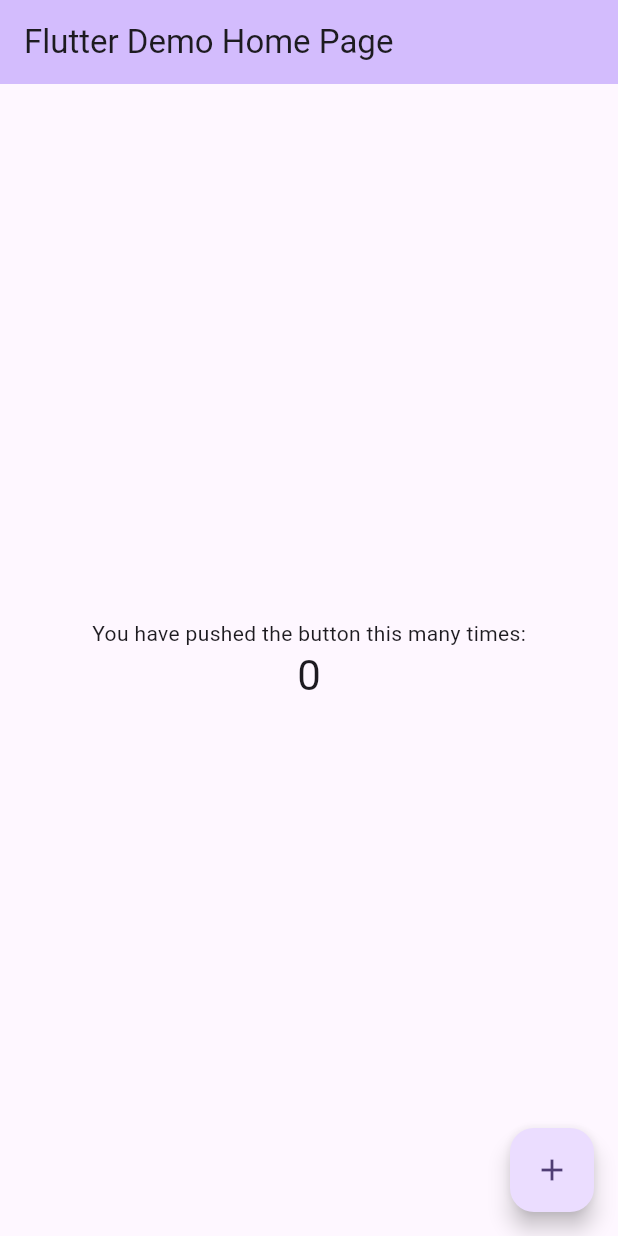
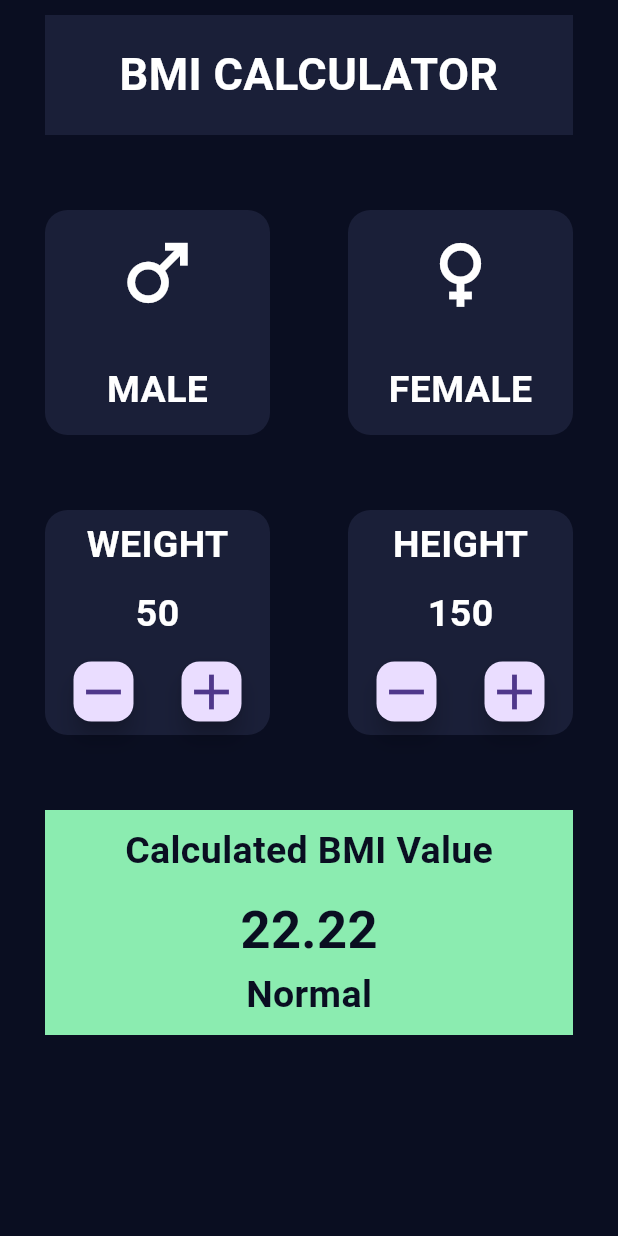
Before and after one commit to Hansani97/bmicalculator, a Flutter app: the screen it shows after launch, on a phone screen of 412 x 824 dp. Run offline on Flutter 3.47's test engine with Material 3 defaults, Android fonts, the phone set to English and light mode, and no system bars.

Commit message:
create BMI calculator

```diff
--- /dev/null
+++ b/lib/Const.dart
@@ -0,0 +1,10 @@
+import 'package:flutter/material.dart';
+
+const kMainColor = Color(0xff0A0E21);
+const kSecondColor = Color(0xff1A1F38);
+const kThirdColor = Color(0xFF2C345F);
+const kboxStyle = TextStyle(
+  fontSize: 25,
+  color: Colors.white,
+  fontWeight: FontWeight.bold,
+);
--- /dev/null
+++ b/lib/calculator.dart
@@ -0,0 +1,302 @@
+import 'package:bmicalculator/Const.dart';
+import 'package:flutter/material.dart';
+
+class BMICalculator extends StatefulWidget {
+  const BMICalculator({super.key});
+
+  @override
+  State<BMICalculator> createState() => _BMICalculatorState();
+}
+
+class _BMICalculatorState extends State<BMICalculator> {
+  int weight = 50;
+  int height = 150;
+
+  late double bmi;
+  late String bmiDisplay;
+  String gender = '';
+
+  @override
+  void initState() {
+    super.initState();
+    bmi = CalculatedBMI(weight, height);
+    bmiDisplay = GetResult(bmi);
+  }
+
+  void updateBMI() {
+    setState(() {
+      bmi = CalculatedBMI(weight, height);
+      bmiDisplay = GetResult(bmi);
+    });
+  }
+
+  @override
+  Widget build(BuildContext context) {
+    return Scaffold(
+      backgroundColor: kMainColor,
+      body: SafeArea(
+        child: SingleChildScrollView(
+          scrollDirection: Axis.vertical,
+          child: Container(
+            padding: const EdgeInsets.symmetric(horizontal: 30, vertical: 10),
+            child: Column(
+              children: [
+                Container(
+                  padding: const EdgeInsets.symmetric(vertical: 18),
+                  color: kSecondColor,
+                  height: 80,
+                  width: double.infinity,
+                  child: const Text(
+                    "BMI CALCULATOR",
+                    textAlign: TextAlign.center,
+                    style: TextStyle(
+                      color: Colors.white,
+                      fontSize: 30,
+                      fontWeight: FontWeight.bold,
+                    ),
+                  ),
+                ),
+                const SizedBox(
+                  height: 50,
+                ),
+                Row(
+                  children: [
+                    GestureDetector(
+                      onTap: () {
+                        setState(() {
+                          gender = 'M';
+                        });
+                      },
+                      child: Container(
+                        width: 150,
+                        height: 150,
+                        decoration: BoxDecoration(
+                          borderRadius: BorderRadius.circular(15),
+                          color: gender == 'M' ? kThirdColor : kSecondColor,
+                        ),
+                        child: const Column(
+                          mainAxisAlignment: MainAxisAlignment.center,
+                          children: [
+                            Icon(
+                              Icons.male,
+                              size: 60,
+                              color: Colors.white,
+                            ),
+                            SizedBox(
+                              height: 30,
+                            ),
+                            Text(
+                              "MALE",
+                              style: kboxStyle,
+                            ),
+                          ],
+                        ),
+                      ),
+                    ),
+                    const Spacer(),
+                    GestureDetector(
+                      onTap: () {
+                        setState(() {
+                          gender = 'F';
+                        });
+                      },
+                      child: Container(
+                        decoration: BoxDecoration(
+                          borderRadius: BorderRadius.circular(15),
+                          color: gender == 'F' ? kThirdColor : kSecondColor,
+                        ),
+                        width: 150,
+                        height: 150,
+                        child: const Column(
+                          mainAxisAlignment: MainAxisAlignment.center,
+                          children: [
+                            Icon(
+                              Icons.female,
+                              size: 60,
+                              color: Colors.white,
+                            ),
+                            SizedBox(
+                              height: 30,
+                            ),
+                            Text("FEMALE", style: kboxStyle),
+                          ],
+                        ),
+                      ),
+                    ),
+                  ],
+                ),
+                const SizedBox(
+                  height: 50,
+                ),
+                Row(
+                  children: [
+                    Container(
+                      padding: const EdgeInsets.symmetric(horizontal: 15),
+                      width: 150,
+                      height: 150,
+                      decoration: BoxDecoration(
+                        borderRadius: BorderRadius.circular(15),
+                        color: kSecondColor,
+                      ),
+                      child: Column(
+                        mainAxisAlignment: MainAxisAlignment.center,
+                        children: [
+                          const Text("WEIGHT", style: kboxStyle),
+                          const SizedBox(
+                            height: 10,
+                          ),
+                          Text("$weight", style: kboxStyle),
+                          const SizedBox(
+                            height: 10,
+                          ),
+                          Row(
+                            children: [
+                              FloatingActionButton.small(
+                                onPressed: () {
+                                  setState(() {
+                                    if (weight > 25) weight--;
+                                    updateBMI();
+                                  });
+                                },
+                                child: const Icon(
+                                  Icons.remove,
+                                  size: 40,
+                                ),
+                              ),
+                              const Spacer(),
+                              FloatingActionButton.small(
+                                onPressed: () {
+                                  setState(() {
+                                    if (weight < 300) weight++;
+                                    updateBMI();
+                                  });
+                                },
+                                child: const Icon(
+                                  Icons.add,
+                                  size: 40,
+                                ),
+                              ),
+                            ],
+                          )
+                        ],
+                      ),
+                    ),
+                    const Spacer(),
+                    Container(
+                      padding: const EdgeInsets.symmetric(horizontal: 15),
+                      width: 150,
+                      height: 150,
+                      decoration: BoxDecoration(
+                        borderRadius: BorderRadius.circular(15),
+                        color: kSecondColor,
+                      ),
+                      child: Column(
+                        mainAxisAlignment: MainAxisAlignment.center,
+                        children: [
+                          const Text("HEIGHT", style: kboxStyle),
+                          const SizedBox(
+                            height: 10,
+                          ),
+                          Text("$height", style: kboxStyle),
+                          const SizedBox(
+                            height: 10,
+                          ),
+                          Row(
+                            children: [
+                              FloatingActionButton.small(
+                                onPressed: () {
+                                  setState(() {
+                                    if (height > 60) height--;
+                                    updateBMI();
+                                  });
+                                },
+                                child: const Icon(
+                                  Icons.remove,
+                                  size: 40,
+                                ),
+                              ),
+                              const Spacer(),
+                              FloatingActionButton.small(
+                                onPressed: () {
+                                  setState(() {
+                                    if (height < 210) height++;
+                                    updateBMI();
+                                  });
+                                },
+                                child: const Icon(
+                                  Icons.add,
+                                  size: 40,
+                                ),
+                              ),
+                            ],
+                          )
+                        ],
+                      ),
+                    ),
+                  ],
+                ),
+                const SizedBox(
+                  height: 50,
+                ),
+                Container(
+                  width: double.infinity,
+                  height: 150,
+                  color: bmiDisplay == "Over Weight"
+                      ? const Color(0xFFFfab1a0)
+                      : bmiDisplay == "Normal"
+                          ? Color(0xFF8BECB0)
+                          : Color(0xFFFffeaa7),
+                  child: Column(
+                    mainAxisAlignment: MainAxisAlignment.center,
+                    children: [
+                      const Text(
+                        "Calculated BMI Value",
+                        style: TextStyle(
+                          fontSize: 25,
+                          color: kMainColor,
+                          fontWeight: FontWeight.bold,
+                        ),
+                      ),
+                      const SizedBox(
+                        height: 10,
+                      ),
+                      Text(
+                        bmi.toStringAsFixed(2),
+                        style: const TextStyle(
+                          fontSize: 35,
+                          color: kMainColor,
+                          fontWeight: FontWeight.bold,
+                        ),
+                      ),
+                      Text(
+                        bmiDisplay,
+                        style: const TextStyle(
+                            fontSize: 25,
+                            color: kMainColor,
+                            fontWeight: FontWeight.bold),
+                      )
+                    ],
+                  ),
+                )
+              ],
+            ),
+          ),
+        ),
+      ),
+    );
+  }
+
+  double CalculatedBMI(int weight, int height) {
+    return (weight / ((height * height) / 10000));
+  }
+
+  String GetResult(bmiValue) {
+    if (bmiValue >= 25) {
+      return 'Over Weight';
+    } else if (bmiValue > 18.5) {
+      return "Normal";
+    } else {
+      return "Under Weight";
+    }
+  }
+}
--- a/lib/main.dart
+++ b/lib/main.dart
@@ -1,3 +1,5 @@
+import 'package:bmicalculator/Const.dart';
+import 'package:bmicalculator/calculator.dart';
 import 'package:flutter/material.dart';
 
 void main() {
@@ -7,119 +9,11 @@ void main() {
 class MyApp extends StatelessWidget {
   const MyApp({super.key});
 
-  // This widget is the root of your application.
   @override
   Widget build(BuildContext context) {
-    return MaterialApp(
-      title: 'Flutter Demo',
-      theme: ThemeData(
-        // This is the theme of your application.
-        //
-        // TRY THIS: Try running your application with "flutter run". You'll see
-        // the application has a purple toolbar. Then, without quitting the app,
-        // try changing the seedColor in the colorScheme below to Colors.green
-        // and then invoke "hot reload" (save your changes or press the "hot
-        // reload" button in a Flutter-supported IDE, or press "r" if you used
-        // the command line to start the app).
-        //
-        // Notice that the counter didn't reset back to zero; the application
-        // state is not lost during the reload. To reset the state, use hot
-        // restart instead.
-        //
-        // This works for code too, not just values: Most code changes can be
-        // tested with just a hot reload.
-        colorScheme: ColorScheme.fromSeed(seedColor: Colors.deepPurple),
-        useMaterial3: true,
-      ),
-      home: const MyHomePage(title: 'Flutter Demo Home Page'),
+    return const MaterialApp(
+      debugShowCheckedModeBanner: false,
+      home: BMICalculator(),
     );
   }
 }
-
-class MyHomePage extends StatefulWidget {
-  const MyHomePage({super.key, required this.title});
-
-  // This widget is the home page of your application. It is stateful, meaning
-  // that it has a State object (defined below) that contains fields that affect
-  // how it looks.
-
-  // This class is the configuration for the state. It holds the values (in this
-  // case the title) provided by the parent (in this case the App widget) and
-  // used by the build method of the State. Fields in a Widget subclass are
-  // always marked "final".
-
-  final String title;
-
-  @override
-  State<MyHomePage> createState() => _MyHomePageState();
-}
-
-class _MyHomePageState extends State<MyHomePage> {
-  int _counter = 0;
-
-  void _incrementCounter() {
-    setState(() {
-      // This call to setState tells the Flutter framework that something has
-      // changed in this State, which causes it to rerun the build method below
-      // so that the display can reflect the updated values. If we changed
-      // _counter without calling setState(), then the build method would not be
-      // called again, and so nothing would appear to happen.
-      _counter++;
-    });
-  }
-
-  @override
-  Widget build(BuildContext context) {
-    // This method is rerun every time setState is called, for instance as done
-    // by the _incrementCounter method above.
-    //
-    // The Flutter framework has been optimized to make rerunning build methods
-    // fast, so that you can just rebuild anything that needs updating rather
-    // than having to individually change instances of widgets.
-    return Scaffold(
-      appBar: AppBar(
-        // TRY THIS: Try changing the color here to a specific color (to
-        // Colors.amber, perhaps?) and trigger a hot reload to see the AppBar
-        // change color while the other colors stay the same.
-        backgroundColor: Theme.of(context).colorScheme.inversePrimary,
-        // Here we take the value from the MyHomePage object that was created by
-        // the App.build method, and use it to set our appbar title.
-        title: Text(widget.title),
-      ),
-      body: Center(
-        // Center is a layout widget. It takes a single child and positions it
-        // in the middle of the parent.
-        child: Column(
-          // Column is also a layout widget. It takes a list of children and
-          // arranges them vertically. By default, it sizes itself to fit its
-          // children horizontally, and tries to be as tall as its parent.
-          //
-          // Column has various properties to control how it sizes itself and
-          // how it positions its children. Here we use mainAxisAlignment to
-          // center the children vertically; the main axis here is the vertical
-          // axis because Columns are vertical (the cross axis would be
-          // horizontal).
-          //
-          // TRY THIS: Invoke "debug painting" (choose the "Toggle Debug Paint"
-          // action in the IDE, or press "p" in the console), to see the
-          // wireframe for each widget.
-          mainAxisAlignment: MainAxisAlignment.center,
-          children: <Widget>[
-            const Text(
-              'You have pushed the button this many times:',
-            ),
-            Text(
-              '$_counter',
-              style: Theme.of(context).textTheme.headlineMedium,
-            ),
-          ],
-        ),
-      ),
-      floatingActionButton: FloatingActionButton(
-        onPressed: _incrementCounter,
-        tooltip: 'Increment',
-        child: const Icon(Icons.add),
-      ), // This trailing comma makes auto-formatting nicer for build methods.
-    );
-  }
-}
```
